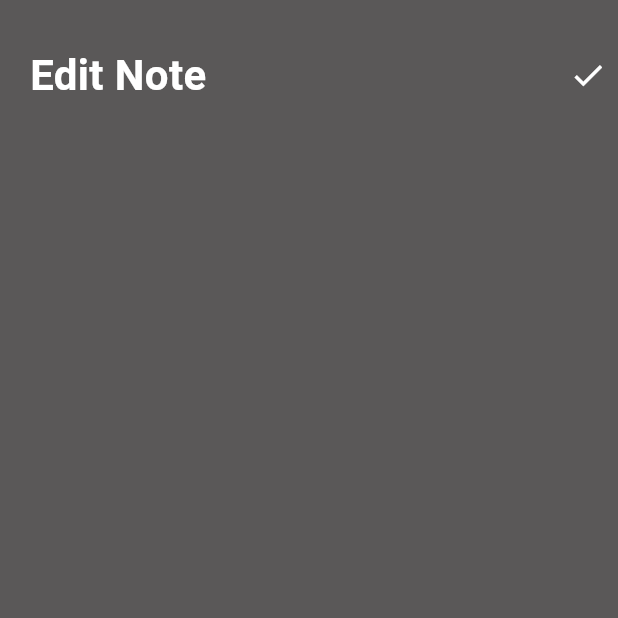
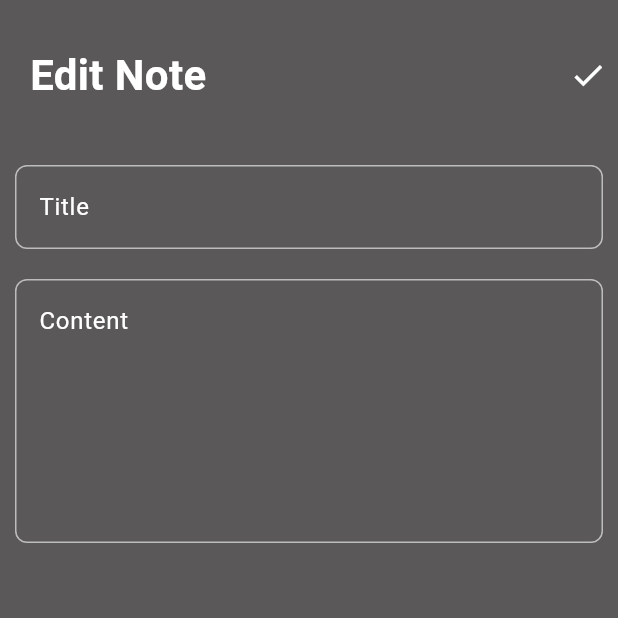
Before and after one commit to Mohandshraf/NotesApp, a Flutter app: the EditNoteView screen opened directly, on a phone screen of 412 x 824 dp, the top half of it. Run offline on Flutter 3.47's test engine with Material 3 defaults, Android fonts, the phone set to English and light mode, and no system bars; our stand-ins replace device_preview, font_awesome_flutter.

Commit message:
feat: enhance EditNoteViewBody with title input and update note model for structured data

```diff
--- a/lib/views/edit_note_view_body.dart
+++ b/lib/views/edit_note_view_body.dart
@@ -1,5 +1,6 @@
 import 'package:flutter/material.dart';
 import 'package:notes_app/views/custom_app_bar.dart';
+import 'package:notes_app/views/custom_text_field.dart';
 
 class EditNoteViewBody extends StatelessWidget {
   const EditNoteViewBody({super.key});
@@ -9,7 +10,11 @@ class EditNoteViewBody extends StatelessWidget {
     return Container(
       color: Color.fromARGB(255, 90, 88, 88), // لون الخلفية
       child: Column(
-        children: [CostumAppBar(title: "Edit Note", icon: Icons.check)],
+        children: [
+          CostumAppBar(title: "Edit Note", icon: Icons.check),
+          CustomTextField(hintText: "Title"),
+          CustomTextField(hintText: "Content", maxLines: 6),
+        ],
       ),
     );
   }
```
Also changed, not shown: lib/models/note_model.dart (added, +15 -0 lines), pubspec.yaml (+8 -5 lines), pubspec.lock.
